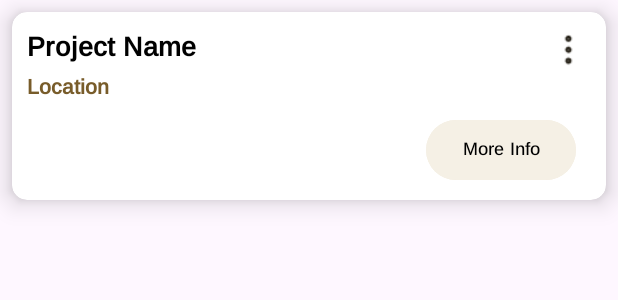
After one commit to Jenish-1235/C-Site, an Android app built with Jetpack Compose: the layout list_item_project.xml on its own in the app's theme, with its tools: preview values and no code run, on a phone screen of 412 x 824 dp. The commit adds this screen. Shown: the top 300 px of the screen. Run offline under Robolectric (Android 15) with nearby library versions, the phone set to English and light mode, and no system bars.

Commit message:
feature - fill project list as per project status and member existence

```diff
--- a/app/src/main/java/com/csite/app/FirebaseOperations/FirebaseOperationsForMembers.kt
+++ b/app/src/main/java/com/csite/app/FirebaseOperations/FirebaseOperationsForMembers.kt
@@ -54,8 +54,8 @@ class FirebaseOperationsForMembers {
                     if (member != null) {
                         callback.onMemberRetrieved(member)
                     }
+                }
             }
-    }
 
             override fun onCancelled(databaseError: DatabaseError) {
                 // Handle error
--- /dev/null
+++ b/app/src/main/res/layout/list_item_project.xml
@@ -0,0 +1,119 @@
+<?xml version="1.0" encoding="utf-8"?>
+<androidx.cardview.widget.CardView xmlns:android="http://schemas.android.com/apk/res/android"
+    xmlns:app="http://schemas.android.com/apk/res-auto"
+    android:layout_width="match_parent"
+    android:layout_height="125dp"
+    android:layout_margin="8dp"
+    app:cardCornerRadius="10dp"
+    app:cardElevation="10dp"
+    app:cardBackgroundColor="@color/white">
+
+    <androidx.constraintlayout.widget.ConstraintLayout
+        android:layout_width="match_parent"
+        android:layout_height="match_parent">
+
+        <LinearLayout
+            android:layout_width="match_parent"
+            android:layout_height="match_parent"
+            android:orientation="vertical"
+            app:layout_constraintBottom_toBottomOf="parent"
+            app:layout_constraintEnd_toEndOf="parent"
+            app:layout_constraintStart_toStartOf="parent"
+            app:layout_constraintTop_toTopOf="parent"
+            android:paddingTop="10dp"
+            android:paddingStart="10dp"
+            android:paddingEnd="10dp">
+
+            <LinearLayout
+                android:layout_width="match_parent"
+                android:layout_height="wrap_content"
+                android:orientation="horizontal"
+                android:layout_gravity="end"
+                >
+
+                <TextView
+                    android:id="@+id/projectNameTextView"
+                    android:layout_width="wrap_content"
+                    android:layout_height="match_parent"
+                    android:layout_weight="1"
+                    android:fontFamily="@font/arimo_medium"
+                    android:text="Project Name"
+                    android:textAlignment="viewStart"
+                    android:textColor="#000000"
+                    android:textSize="18sp"
+                    android:textStyle="bold" />
+
+                <Button
+                    android:id="@+id/projectSettingsButton"
+                    android:layout_width="30dp"
+                    android:layout_height="30dp"
+                    android:background="@drawable/meatballs_menu"
+                    android:backgroundTint="@android:color/transparent"
+                    app:rippleColor="#000000" />
+            </LinearLayout>
+
+            <TextView
+                android:id="@+id/projectLocationTextView"
+                android:layout_width="wrap_content"
+                android:layout_height="wrap_content"
+                android:fontFamily="@font/arimo_medium"
+                android:text="Location"
+                android:textAlignment="viewStart"
+                android:textSize="14sp"
+                android:textColor="@color/golden"
+                android:textStyle="bold" />
+
+            <LinearLayout
+                android:layout_width="match_parent"
+                android:layout_height="wrap_content"
+                android:layout_gravity="end"
+                android:layout_marginTop="7dp"
+                android:gravity="center"
+                android:orientation="horizontal">
+
+                <TextView
+                    android:id="@+id/projectInMoney"
+                    android:layout_width="wrap_content"
+                    android:layout_height="wrap_content"
+                    android:layout_weight="0.5"
+                    android:fontFamily="@font/arimo_medium"
+                    android:text="0 in"
+                    android:textAlignment="viewStart"
+                    android:textColor="#27EB2A"
+                    android:textSize="12sp"
+                    android:textStyle="bold"
+                    android:visibility="invisible" />
+
+                <TextView
+                    android:id="@+id/projectOutMoney"
+                    android:layout_width="wrap_content"
+                    android:layout_height="wrap_content"
+                    android:layout_weight="1"
+                    android:fontFamily="@font/arimo_medium"
+                    android:text="0 out"
+                    android:textAlignment="viewStart"
+                    android:textColor="#EB2727"
+                    android:textSize="12sp"
+                    android:textStyle="bold"
+                    android:visibility="invisible" />
+
+                <Button
+                    android:id="@+id/projectMoreInfoButton"
+                    android:layout_width="wrap_content"
+                    android:layout_height="wrap_content"
+                    android:layout_gravity="center"
+                    android:layout_marginEnd="10dp"
+                    android:backgroundTint="@color/skin"
+                    android:fontFamily="@font/arimo_medium"
+                    android:gravity="center"
+                    android:text="More Info"
+                    android:textAlignment="center"
+                    android:textColor="@color/black"
+                    android:textSize="12dp"
+                    app:rippleColor="#E6FFD249" />
+
+
+            </LinearLayout>
+        </LinearLayout>
+    </androidx.constraintlayout.widget.ConstraintLayout>
+</androidx.cardview.widget.CardView>
--- a/app/src/main/res/values/colors.xml
+++ b/app/src/main/res/values/colors.xml
@@ -6,6 +6,7 @@
     <color name="brown">#1C170D</color>
     <color name="yellow">#FED149</color>
     <color name="golden">#785C2A</color>
+    <color name="skin">#F5F0E5</color>
 
 
 </resources>
```
Also changed, not shown: app/src/main/java/com/csite/app/FirebaseOperations/FirebaseOperationsForProjects.kt (+28 -0 lines), app/src/main/java/com/csite/app/Fragments/ProjectFragment.kt (+41 -0 lines), app/src/main/java/com/csite/app/RecyclerViewListAdapters/ProjectListAdapter.kt (added, +69 -0 lines).
